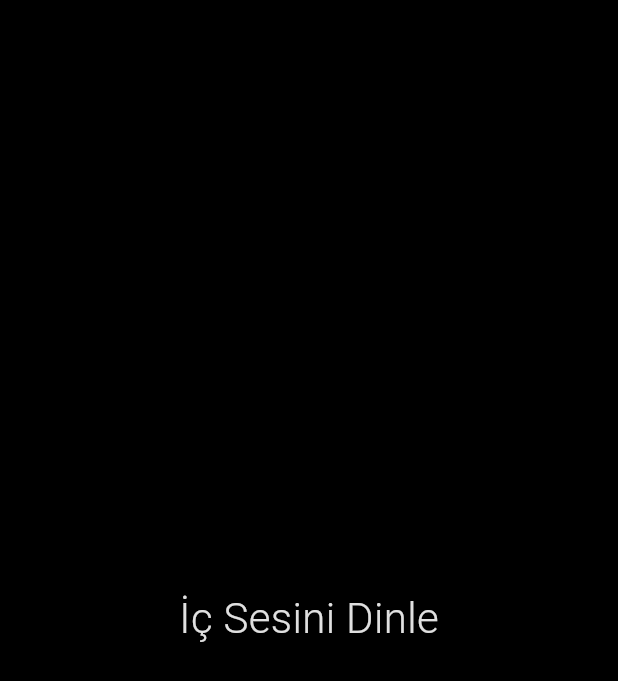
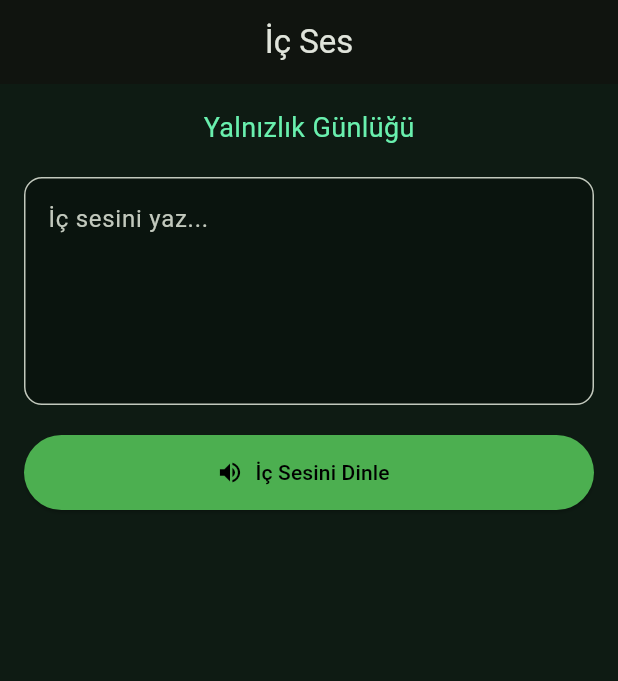
Before and after one commit to kssdurmus-creator/ic-ses-yalnizlik-gunlugu, a Flutter app: the screen it shows after launch, on a phone screen of 412 x 824 dp. Shown: the top 681 px of the screen. Run offline on Flutter 3.47's test engine with Material 3 defaults, Android fonts, the phone set to English and light mode, and no system bars; our stand-ins replace flutter_tts.

Commit message:
Update main.dart

```diff
--- a/lib/main.dart
+++ b/lib/main.dart
@@ -1,40 +1,29 @@
 import 'package:flutter/material.dart';
+import 'screens/home_screen.dart';
 
 void main() {
-  runApp(const MyApp());
+  runApp(const IcSesApp());
 }
 
-class MyApp extends StatelessWidget {
-  const MyApp({super.key});
+class IcSesApp extends StatelessWidget {
+  const IcSesApp({super.key});
 
   @override
   Widget build(BuildContext context) {
     return MaterialApp(
       debugShowCheckedModeBanner: false,
-      title: 'İç Ses - Yalnızlık Günlüğü',
-      theme: ThemeData.dark(useMaterial3: true),
-      home: const HomePage(),
+      title: 'İç Ses',
+      theme: ThemeData(
+        brightness: Brightness.dark,
+        primaryColor: Colors.green,
+        scaffoldBackgroundColor: const Color(0xFF0E1B13),
+        colorScheme: ColorScheme.fromSeed(
+          seedColor: Colors.green,
+          brightness: Brightness.dark,
+        ),
+        useMaterial3: true,
+      ),
+      home: const HomeScreen(),
     );
   }
 }
-
-class HomePage extends StatelessWidget {
-  const HomePage({super.key});
-
-  @override
-  Widget build(BuildContext context) {
-    return Scaffold(
-      backgroundColor: Colors.black,
-      body: Center(
-        child: Text(
-          'İç Sesini Dinle',
-          style: TextStyle(
-            color: Colors.grey.shade300,
-            fontSize: 28,
-            fontWeight: FontWeight.w300,
-          ),
-        ),
-      ),
-    );
-  }
-}
```
